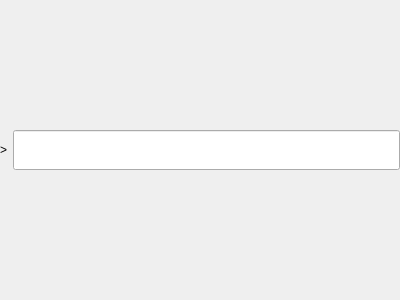
This is src/interface/widgets/commandline/commandline.ui in StephaneBranly/LO21-RPN-Calculator as Qt 5 draws it before an edit. The edited form follows.
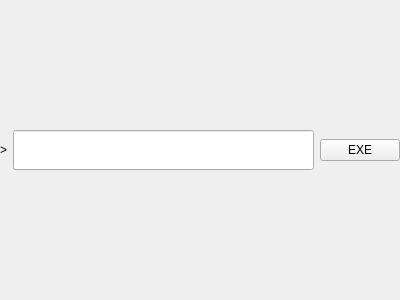
This is the edited form.

```diff
--- a/src/interface/widgets/commandline/commandline.ui
+++ b/src/interface/widgets/commandline/commandline.ui
@@ -56,6 +56,16 @@
        </property>
       </widget>
      </item>
+     <item>
+      <widget class="QPushButton" name="ButtonExe">
+       <property name="text">
+        <string>EXE</string>
+       </property>
+       <property name="shortcut">
+        <string>Return</string>
+       </property>
+      </widget>
+     </item>
     </layout>
    </item>
   </layout>
```
Left out of the diff: 3 changed lines with no effect on the pictures.
